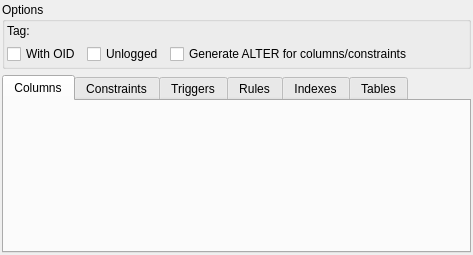
Before: the Qt Designer form libpgmodeler_ui/ui/tablewidget.ui in pgmodeler/pgmodeler, drawn with Qt 5.
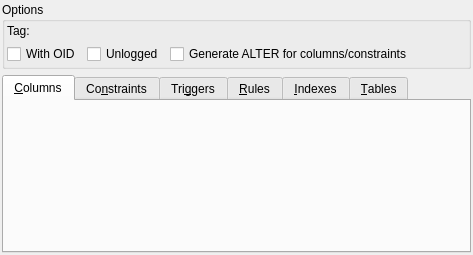
After: the same form once the commit is applied.

Commit message: Added shortcuts to tabs in TableWidget

Patch:
```diff
--- a/libpgmodeler_ui/ui/tablewidget.ui
+++ b/libpgmodeler_ui/ui/tablewidget.ui
@@ -109,32 +109,32 @@
      </property>
      <widget class="QWidget" name="tab">
       <attribute name="title">
-       <string>Columns</string>
+       <string>&amp;Columns</string>
       </attribute>
      </widget>
      <widget class="QWidget" name="tab_4">
       <attribute name="title">
-       <string>Constraints</string>
+       <string>Co&amp;nstraints</string>
       </attribute>
      </widget>
      <widget class="QWidget" name="tab_5">
       <attribute name="title">
-       <string>Triggers</string>
+       <string>Tri&amp;ggers</string>
       </attribute>
      </widget>
      <widget class="QWidget" name="tab_6">
       <attribute name="title">
-       <string>Rules</string>
+       <string>&amp;Rules</string>
       </attribute>
      </widget>
      <widget class="QWidget" name="tab_3">
       <attribute name="title">
-       <string>Indexes</string>
+       <string>&amp;Indexes</string>
       </attribute>
      </widget>
      <widget class="QWidget" name="tab_2">
       <attribute name="title">
-       <string>Tables</string>
+       <string>&amp;Tables</string>
       </attribute>
      </widget>
     </widget>
```
